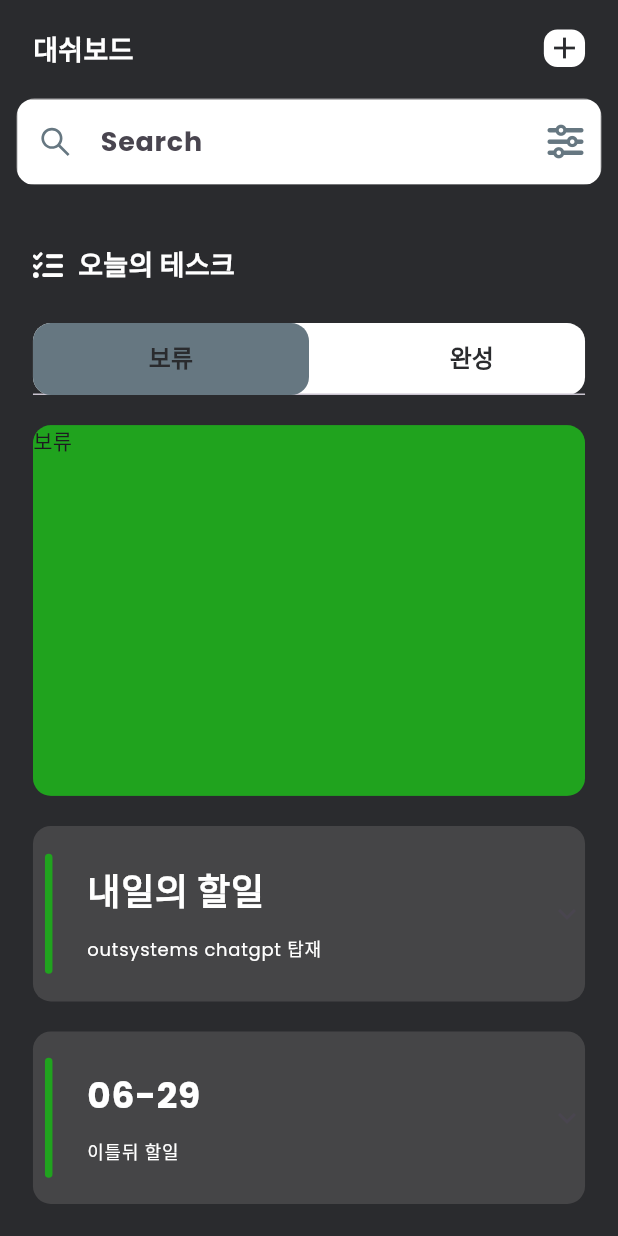
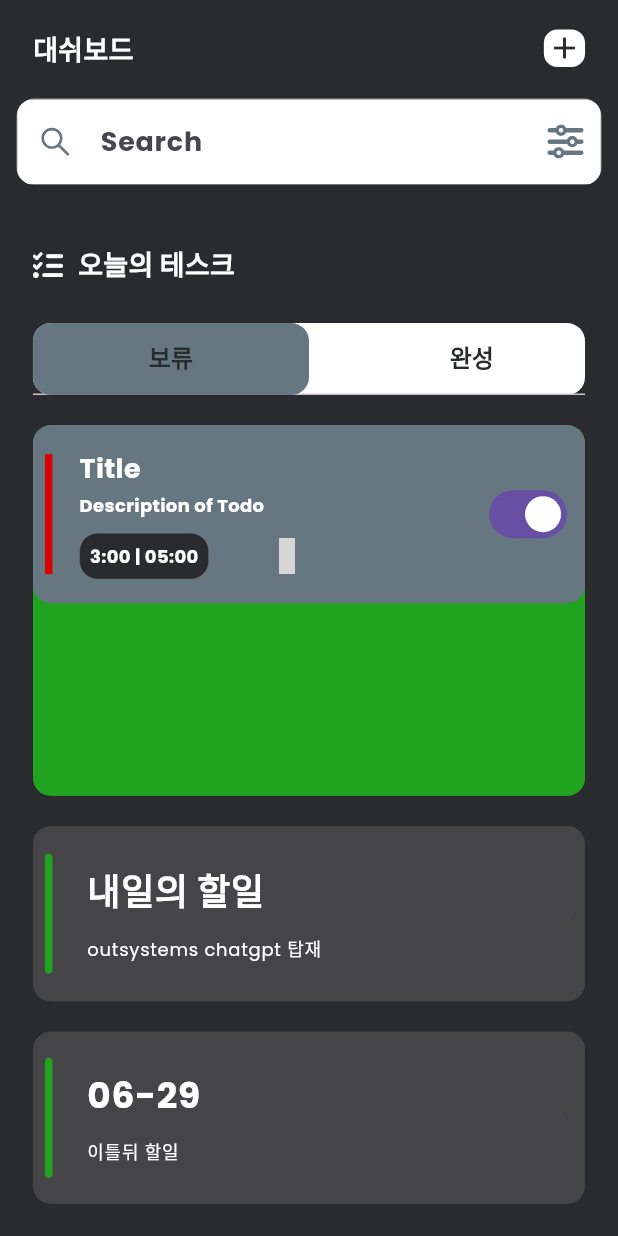
Before and after one commit to SHINDONGDONG/flutte_todo, a Flutter app: the screen it shows after launch, on a phone screen of 412 x 824 dp. Run offline on Flutter 3.47's test engine with Material 2 defaults, Android fonts, the phone set to English and light mode, and no system bars; our stand-ins replace country_picker, flutter_screenutil, flutter_vector_icons, gap, google_fonts, hooks_riverpod and 2 more; grey boxes are pictures that could not be loaded.

Commit message:
todo Title, usermodel, taskmodel, homepage

```diff
--- a/lib/features/todo/pages/homepage.dart
+++ b/lib/features/todo/pages/homepage.dart
@@ -3,6 +3,7 @@ import 'package:flutte_todo/common/widgets/appstyle.dart';
 import 'package:flutte_todo/common/widgets/custom_text.dart';
 import 'package:flutte_todo/common/widgets/reusable.dart';
 import 'package:flutte_todo/common/widgets/xpansion_tile.dart';
+import 'package:flutte_todo/features/todo/widget/todo_title.dart';
 import 'package:flutter/material.dart';
 import 'package:flutter_screenutil/flutter_screenutil.dart';
 import 'package:flutter_vector_icons/flutter_vector_icons.dart';
@@ -172,7 +173,18 @@ class _HomePageState extends ConsumerState<HomePage>
                       Container(
                         color: AppConst.kGreen,
                         height: AppConst.kHieght * .3,
-                        child: const Text("보류"),
+                        child: ListView(
+                          children: [
+                            TodoTitle(
+                              start: "3:00",
+                              end: "05:00",
+                              switcher:
+                                    Switch(
+                                        value: true,
+                                        onChanged: (value) {}),
+                              ),
+                          ],
+                        )
                       ),
                       Container(
                         color: AppConst.kBkLight,
--- /dev/null
+++ b/lib/features/todo/widget/todo_title.dart
@@ -0,0 +1,122 @@
+import 'package:flutte_todo/common/utils/constants.dart';
+import 'package:flutte_todo/common/widgets/appstyle.dart';
+import 'package:flutte_todo/common/widgets/reusable.dart';
+import 'package:flutter/cupertino.dart';
+import 'package:flutter_screenutil/flutter_screenutil.dart';
+import 'package:flutter_vector_icons/flutter_vector_icons.dart';
+import 'package:gap/gap.dart';
+
+class TodoTitle extends StatelessWidget {
+  const TodoTitle({Key? key,
+    this.color,
+    this.title,
+    this.description,
+    this.start,
+    this.end, this.editWidget, this.delete, this.switcher})
+      : super(key: key);
+  final Color? color;
+  final String? title;
+  final String? description;
+  final String? start;
+  final String? end;
+  final Widget? editWidget;
+  final Widget? switcher;
+  final void Function()? delete;
+
+
+  @override
+  Widget build(BuildContext context) {
+    return Padding(
+      padding: EdgeInsets.only(bottom: 8.h),
+      child: Stack(
+        children: [
+          Container(
+            padding: EdgeInsets.all(8.h),
+            width: AppConst.kWidth,
+            decoration: BoxDecoration(
+              color: AppConst.kGreyLight,
+              borderRadius: BorderRadius.all(
+                Radius.circular(AppConst.kRadius),),
+            ),
+            child:Row(
+              mainAxisAlignment: MainAxisAlignment.spaceBetween,
+              children: [
+                Row(
+                  children: [
+                    Container(
+                      height: 80,
+                      width: 5,
+                      decoration: BoxDecoration(
+                        color: color?? AppConst.kRed,
+                      ),
+                    ),
+                    const Gap(10),
+                    Padding(
+                      padding: EdgeInsets.all(8.h),
+                      child: SizedBox(
+                        width: AppConst.kWidth*.6,
+                        child: Column(
+                          crossAxisAlignment: CrossAxisAlignment.start,
+                          children: [
+                            ReuseableText(
+                              text: title ?? "Title",
+                              style: appstyle(
+                                  18, AppConst.kLight, FontWeight.bold),
+                            ),
+                            const Gap(3),
+                            ReuseableText(
+                              text: description ?? "Description of Todo",
+                              style: appstyle(
+                                  12, AppConst.kLight, FontWeight.bold),
+                            ),
+                            const Gap(10),
+                            Row(
+                              mainAxisAlignment: MainAxisAlignment.start,
+                              children: [
+                                Container(
+                                  decoration: BoxDecoration(
+                                    border: Border.all(
+                                      width: 0.3,
+                                      color: AppConst.kGreDk,
+                                    ),
+                                    borderRadius: BorderRadius.all(
+                                      Radius.circular(AppConst.kRadius),),
+                                    color: AppConst.kBkDark,
+                                  ),
+                                  child: Center(
+                                    child: ReuseableText(text: "$start | $end", style: appstyle(12, AppConst.kLight, FontWeight.bold),),
+                                  ),
+                                  padding: EdgeInsets.all(6.w),
+                                ),
+                                const Gap(20),
+                                Row(
+                                  children: [
+                                    SizedBox(
+                                      child: editWidget,
+                                    ),
+                                    const Gap(20),
+                                    GestureDetector(
+                                      onTap: delete,
+                                      child: const Icon(MaterialCommunityIcons.delete_circle),
+                                    ),
+                                  ],
+                                ),
+                              ],
+                            ),
+                          ],
+                        ),
+                    ),)
+                  ],
+                ),
+                Container(
+                  padding: EdgeInsets.only(bottom: 0.h),
+                  child: switcher,
+                ),
+              ],
+            ),
+          ),
+        ],
+      ),
+    );
+  }
+}
--- a/pubspec.yaml
+++ b/pubspec.yaml
@@ -32,18 +32,24 @@ dependencies:
   cupertino_icons: ^1.0.2
   flutter:
     sdk: flutter
+  flutter_riverpod: ^2.3.6
   flutter_screenutil: ^5.8.4
   flutter_vector_icons: ^2.0.0
   gap: ^3.0.1
   google_fonts: ^5.1.0
   hooks_riverpod: ^2.3.6
   pinput: ^2.2.31
+  riverpod_annotation: ^2.1.1
   smooth_page_indicator: ^1.1.0
 
 dev_dependencies:
   flutter_lints: ^2.0.0
   flutter_test:
     sdk: flutter
+  build_runner:
+  custom_lint:
+  riverpod_generator:
+  riverpod_lint:
 
 # For information on the generic Dart part of this file, see the
 # following page: https://dart.dev/tools/pub/pubspec
```
Also changed, not shown: lib/common/models/task_model.dart (added, +53 -0 lines), lib/common/models/user_model.dart (added, +19 -0 lines), pubspec.lock.
